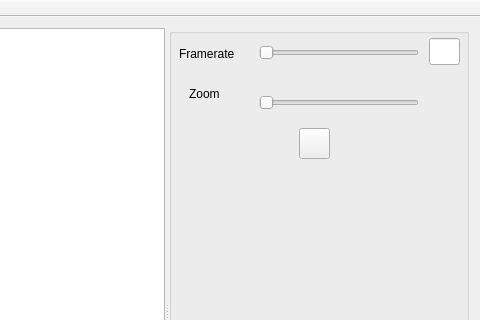
Above: gui/mainwindow.ui from blakeMilner/pandemic before the change; both pictures show x 365 to 845 and y 0 to 320 of the 845 by 628 pixel window. Below: the same form after it.
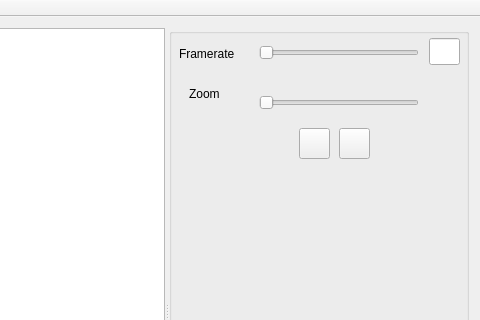
That is the form after the change.

```diff
--- a/gui/mainwindow.ui
+++ b/gui/mainwindow.ui
@@ -122,6 +122,19 @@
          <string/>
         </property>
        </widget>
+       <widget class="QPushButton" name="pushButton_2">
+        <property name="geometry">
+         <rect>
+          <x>170</x>
+          <y>100</y>
+          <width>31</width>
+          <height>31</height>
+         </rect>
+        </property>
+        <property name="text">
+         <string/>
+        </property>
+       </widget>
       </widget>
      </widget>
     </item>
```
Left out of the diff: 7 changed lines with no effect on the pictures.
